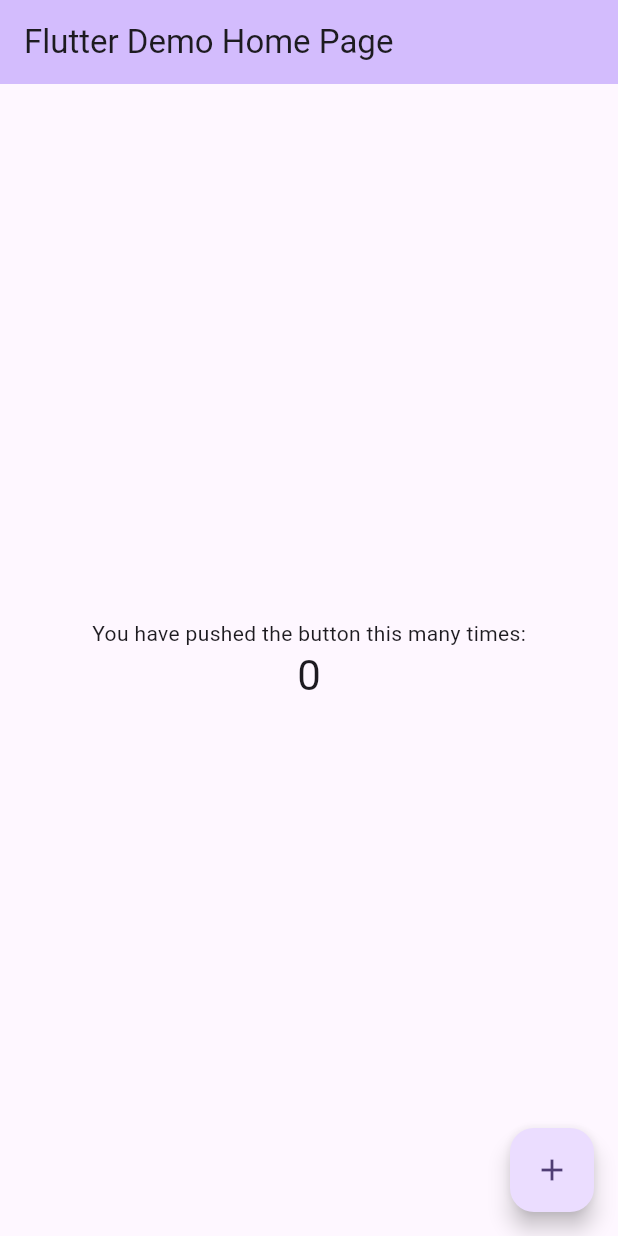
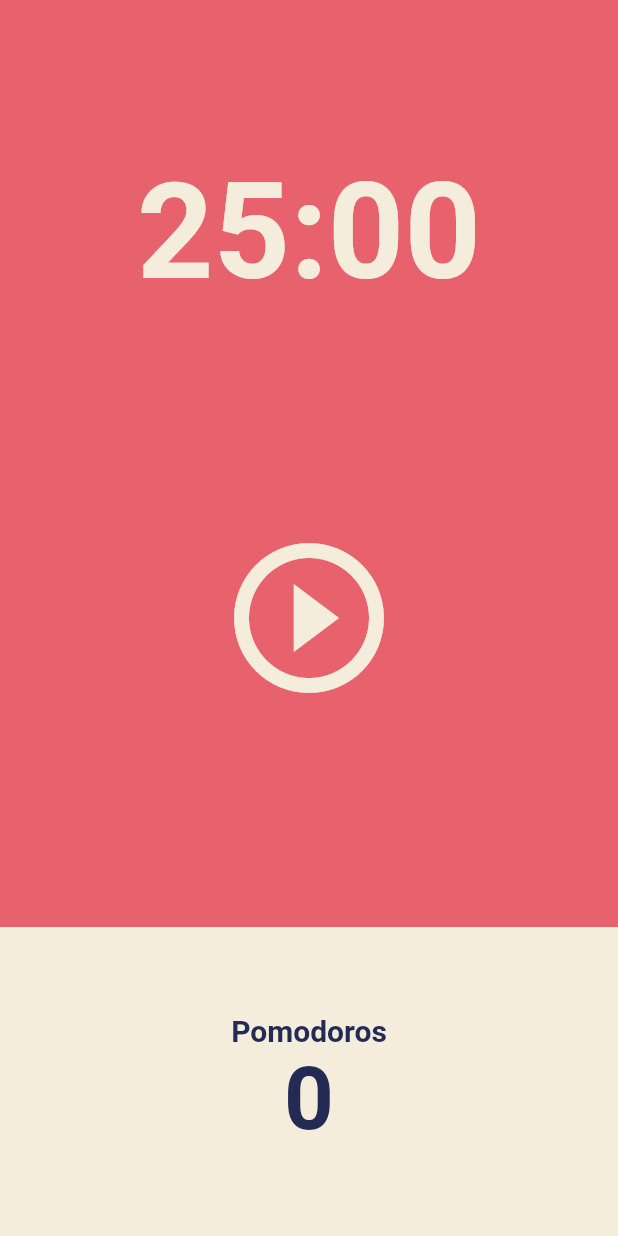
Before and after one commit to WhiteKr/pomodoro, a Flutter app: the screen it shows after launch, on a phone screen of 412 x 824 dp. Run offline on Flutter 3.47's test engine with Material 2 defaults, Android fonts, the phone set to English and light mode, and no system bars.

Commit message:
update: home screen layout

```diff
--- a/lib/main.dart
+++ b/lib/main.dart
@@ -1,125 +1,30 @@
 import 'package:flutter/material.dart';
+import 'package:pomodoro/screens/home_screen.dart';
 
 void main() {
-  runApp(const MyApp());
+  runApp(const App());
 }
 
-class MyApp extends StatelessWidget {
-  const MyApp({super.key});
+class App extends StatelessWidget {
+  const App({super.key});
 
-  // This widget is the root of your application.
   @override
   Widget build(BuildContext context) {
     return MaterialApp(
-      title: 'Flutter Demo',
       theme: ThemeData(
-        // This is the theme of your application.
-        //
-        // TRY THIS: Try running your application with "flutter run". You'll see
-        // the application has a blue toolbar. Then, without quitting the app,
-        // try changing the seedColor in the colorScheme below to Colors.green
-        // and then invoke "hot reload" (save your changes or press the "hot
-        // reload" button in a Flutter-supported IDE, or press "r" if you used
-        // the command line to start the app).
-        //
-        // Notice that the counter didn't reset back to zero; the application
-        // state is not lost during the reload. To reset the state, use hot
-        // restart instead.
-        //
-        // This works for code too, not just values: Most code changes can be
-        // tested with just a hot reload.
-        colorScheme: ColorScheme.fromSeed(seedColor: Colors.deepPurple),
-        useMaterial3: true,
+        colorScheme: ColorScheme.fromSwatch(
+          backgroundColor: const Color(0xFFE7626C),
+        ),
+        textTheme: const TextTheme(
+          displayLarge: TextStyle(
+            color: Color(0xFF232B55),
+          ),
+        ),
+        cardColor: const Color(0xFFF4EDDB),
       ),
-      home: const MyHomePage(title: 'Flutter Demo Home Page'),
+      home: const Scaffold(
+        body: HomeScreen(),
+      ),
     );
   }
 }
-
-class MyHomePage extends StatefulWidget {
-  const MyHomePage({super.key, required this.title});
-
-  // This widget is the home page of your application. It is stateful, meaning
-  // that it has a State object (defined below) that contains fields that affect
-  // how it looks.
-
-  // This class is the configuration for the state. It holds the values (in this
-  // case the title) provided by the parent (in this case the App widget) and
-  // used by the build method of the State. Fields in a Widget subclass are
-  // always marked "final".
-
-  final String title;
-
-  @override
-  State<MyHomePage> createState() => _MyHomePageState();
-}
-
-class _MyHomePageState extends State<MyHomePage> {
-  int _counter = 0;
-
-  void _incrementCounter() {
-    setState(() {
-      // This call to setState tells the Flutter framework that something has
-      // changed in this State, which causes it to rerun the build method below
-      // so that the display can reflect the updated values. If we changed
-      // _counter without calling setState(), then the build method would not be
-      // called again, and so nothing would appear to happen.
-      _counter++;
-    });
-  }
-
-  @override
-  Widget build(BuildContext context) {
-    // This method is rerun every time setState is called, for instance as done
-    // by the _incrementCounter method above.
-    //
-    // The Flutter framework has been optimized to make rerunning build methods
-    // fast, so that you can just rebuild anything that needs updating rather
-    // than having to individually change instances of widgets.
-    return Scaffold(
-      appBar: AppBar(
-        // TRY THIS: Try changing the color here to a specific color (to
-        // Colors.amber, perhaps?) and trigger a hot reload to see the AppBar
-        // change color while the other colors stay the same.
-        backgroundColor: Theme.of(context).colorScheme.inversePrimary,
-        // Here we take the value from the MyHomePage object that was created by
-        // the App.build method, and use it to set our appbar title.
-        title: Text(widget.title),
-      ),
-      body: Center(
-        // Center is a layout widget. It takes a single child and positions it
-        // in the middle of the parent.
-        child: Column(
-          // Column is also a layout widget. It takes a list of children and
-          // arranges them vertically. By default, it sizes itself to fit its
-          // children horizontally, and tries to be as tall as its parent.
-          //
-          // Column has various properties to control how it sizes itself and
-          // how it positions its children. Here we use mainAxisAlignment to
-          // center the children vertically; the main axis here is the vertical
-          // axis because Columns are vertical (the cross axis would be
-          // horizontal).
-          //
-          // TRY THIS: Invoke "debug painting" (choose the "Toggle Debug Paint"
-          // action in the IDE, or press "p" in the console), to see the
-          // wireframe for each widget.
-          mainAxisAlignment: MainAxisAlignment.center,
-          children: <Widget>[
-            const Text(
-              'You have pushed the button this many times:',
-            ),
-            Text(
-              '$_counter',
-              style: Theme.of(context).textTheme.headlineMedium,
-            ),
-          ],
-        ),
-      ),
-      floatingActionButton: FloatingActionButton(
-        onPressed: _incrementCounter,
-        tooltip: 'Increment',
-        child: const Icon(Icons.add),
-      ), // This trailing comma makes auto-formatting nicer for build methods.
-    );
-  }
-}
--- /dev/null
+++ b/lib/screens/home_screen.dart
@@ -0,0 +1,79 @@
+import 'package:flutter/material.dart';
+
+class HomeScreen extends StatefulWidget {
+  const HomeScreen({super.key});
+
+  @override
+  State<HomeScreen> createState() => _HomeScreenState();
+}
+
+class _HomeScreenState extends State<HomeScreen> {
+  @override
+  Widget build(BuildContext context) {
+    return Scaffold(
+      backgroundColor: Theme.of(context).colorScheme.background,
+      body: Column(
+        children: [
+          Flexible(
+            flex: 1,
+            child: Container(
+              alignment: Alignment.bottomCenter,
+              child: Text(
+                '25:00',
+                style: TextStyle(
+                  color: Theme.of(context).cardColor,
+                  fontSize: 89,
+                  fontWeight: FontWeight.w600,
+                ),
+              ),
+            ),
+          ),
+          Flexible(
+            flex: 2,
+            child: Center(
+              child: IconButton(
+                onPressed: () {},
+                icon: const Icon(Icons.play_circle_outline),
+                iconSize: 120,
+                color: Theme.of(context).cardColor,
+              ),
+            ),
+          ),
+          Flexible(
+            flex: 1,
+            child: Row(
+              children: [
+                Expanded(
+                  child: Container(
+                    decoration: BoxDecoration(color: Theme.of(context).cardColor),
+                    child: Column(
+                      mainAxisAlignment: MainAxisAlignment.center,
+                      children: [
+                        Text(
+                          'Pomodoros',
+                          style: TextStyle(
+                            color: Theme.of(context).textTheme.displayLarge!.color,
+                            fontSize: 20,
+                            fontWeight: FontWeight.w600,
+                          ),
+                        ),
+                        Text(
+                          '0',
+                          style: TextStyle(
+                            color: Theme.of(context).textTheme.displayLarge!.color,
+                            fontSize: 58,
+                            fontWeight: FontWeight.w600,
+                          ),
+                        ),
+                      ],
+                    ),
+                  ),
+                ),
+              ],
+            ),
+          ),
+        ],
+      ),
+    );
+  }
+}
```
